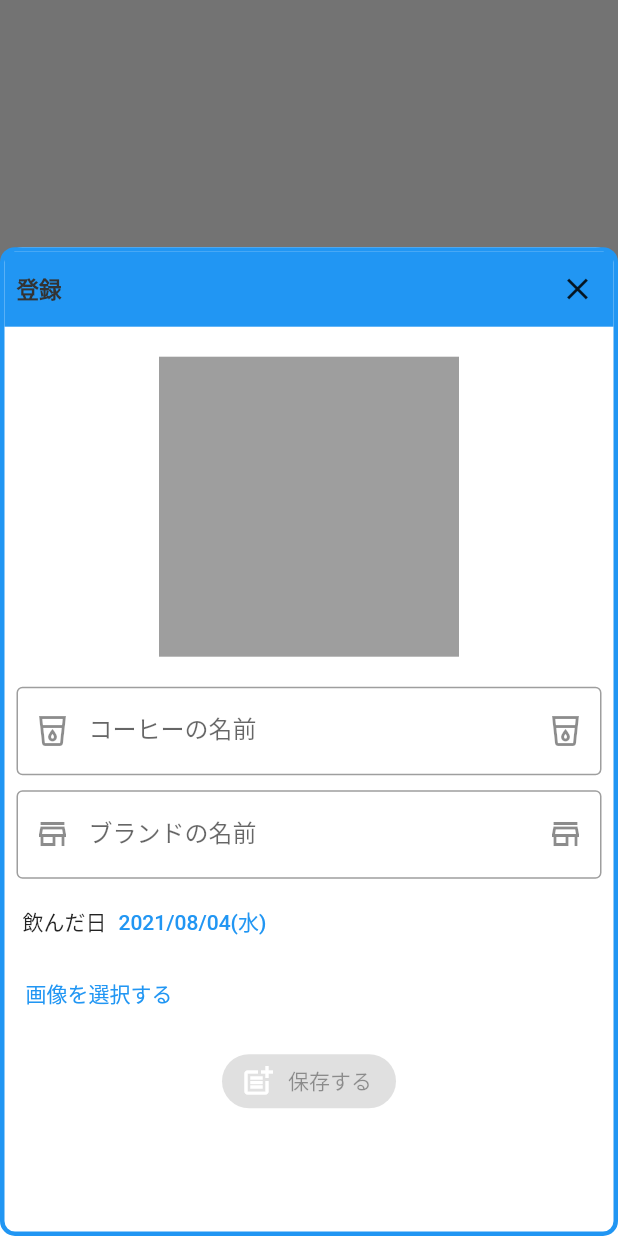
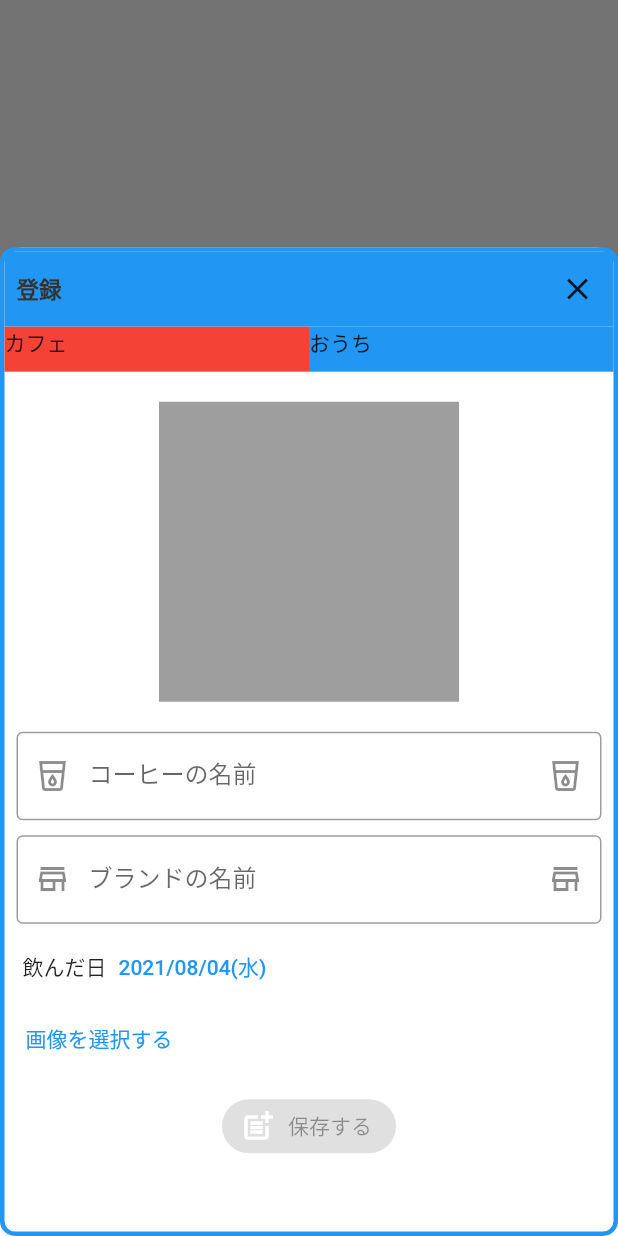
Before and after one commit to y0303noki/DrinkMemo, a Flutter app: what showCoffeeBottomSheet() shows on an empty page, opened directly with empty values, on a phone screen of 412 x 824 dp. Run offline on Flutter 3.47's test engine with Material 2 defaults, Android fonts, the phone set to English and light mode, and no system bars; drawn by our look-alikes of flutter_easyloading, flutter_typeahead; our stand-ins replace cloud_firestore, firebase_auth, firebase_core, firebase_storage, image_picker; accounts and stored records are empty; network calls fail.

Commit message:
モーダルにタブを作ってる最中

```diff
--- a/lib/main.dart
+++ b/lib/main.dart
@@ -5,6 +5,7 @@ import 'package:coffee_project2/providers/album/album_list_provider.dart';
 import 'package:coffee_project2/providers/bottom_navigation/bottom_navigation_provider.dart';
 import 'package:coffee_project2/providers/coffee/coffee_list_provider.dart';
 import 'package:coffee_project2/providers/coffee/coffee_provider.dart';
+import 'package:coffee_project2/providers/modal_tab/modal_tab_provider.dart';
 import 'package:coffee_project2/providers/user/user_provider.dart';
 import 'package:firebase_core/firebase_core.dart';
 import 'package:flutter/material.dart';
@@ -45,6 +46,9 @@ class MyApp extends StatelessWidget {
         ChangeNotifierProvider(
           create: (ctx) => UserProvider(),
         ),
+        ChangeNotifierProvider(
+          create: (ctx) => ModalTabProvider(),
+        ),
       ],
       child: MaterialApp(
         title: 'Flutter Demo',
--- /dev/null
+++ b/lib/providers/modal_tab/modal_tab_provider.dart
@@ -0,0 +1,15 @@
+import 'package:coffee_project2/model/coffee_model.dart';
+import 'package:flutter/material.dart';
+
+class ModalTabProvider extends ChangeNotifier {
+  int _currentIndex = 0;
+  int get currentIndex => _currentIndex;
+
+  void setCurrentIndex(int index) {
+    if (index < 0) {
+      return;
+    }
+    _currentIndex = index;
+    notifyListeners();
+  }
+}
--- a/lib/widgets/modal.dart
+++ b/lib/widgets/modal.dart
@@ -3,6 +3,7 @@ import 'package:coffee_project2/database/coffee_firebase.dart';
 import 'package:coffee_project2/model/coffee_model.dart';
 import 'package:coffee_project2/providers/coffee/coffee_list_provider.dart';
 import 'package:coffee_project2/providers/coffee/coffee_provider.dart';
+import 'package:coffee_project2/providers/modal_tab/modal_tab_provider.dart';
 import 'package:coffee_project2/utils/date_utility.dart';
 import 'package:flutter/material.dart';
 import 'package:flutter_typeahead/flutter_typeahead.dart';
@@ -19,6 +20,9 @@ class Modal {
     TextEditingController _brandTextEditingCntroller =
         TextEditingController(text: '');
     String bottomTitle = '';
+
+    ModalTabProvider modalTabData =
+        Provider.of<ModalTabProvider>(context, listen: false);
 
     final Size size = MediaQuery.of(context).size;
 
@@ -70,7 +74,7 @@ class Modal {
                       mainAxisAlignment: MainAxisAlignment.spaceBetween,
                       children: [
                         Padding(
-                          padding: EdgeInsets.fromLTRB(8.0, 0, 0, 0),
+                          padding: const EdgeInsets.fromLTRB(8.0, 0, 0, 0),
                           child: Text(
                             bottomTitle,
                             style: const TextStyle(
@@ -90,6 +94,54 @@ class Modal {
                         ),
                       ],
                     ),
+                  ),
+
+                  Consumer<ModalTabProvider>(
+                    builder: (ctx, model, _) {
+                      return Row(
+                        mainAxisAlignment: MainAxisAlignment.spaceBetween,
+                        children: [
+                          Expanded(
+                            child: Material(
+                              color: model.currentIndex == 0
+                                  ? Colors.red
+                                  : Colors.blue,
+                              child: InkWell(
+                                highlightColor: Colors.red,
+                                onTap: () {
+                                  print('tap');
+                                  modalTabData.setCurrentIndex(0);
+                                },
+                                child: Container(
+                                  // color: Colors.blue,
+                                  height: 30,
+                                  child: Text('カフェ'),
+                                ),
+                              ),
+                            ),
+                          ),
+                          Expanded(
+                            child: Material(
+                              color: model.currentIndex == 1
+                                  ? Colors.red
+                                  : Colors.blue,
+                              child: InkWell(
+                                highlightColor: Colors.red,
+                                onTap: () {
+                                  print('tap');
+                                  modalTabData.setCurrentIndex(1);
+                                },
+                                child: Container(
+                                  // color: Colors.blue,
+                                  height: 30,
+                                  child: Text('おうち'),
+                                ),
+                              ),
+                            ),
+                          ),
+                        ],
+                      );
+                    },
                   ),
                   const SizedBox(height: 20),
                   // 画像
```
